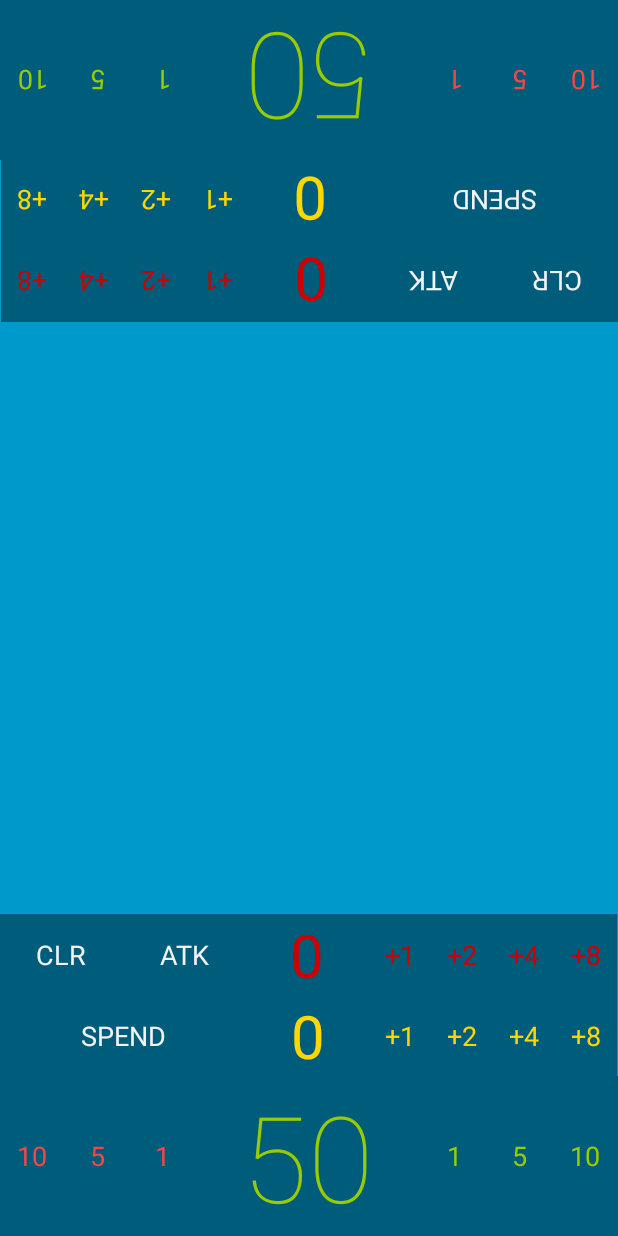
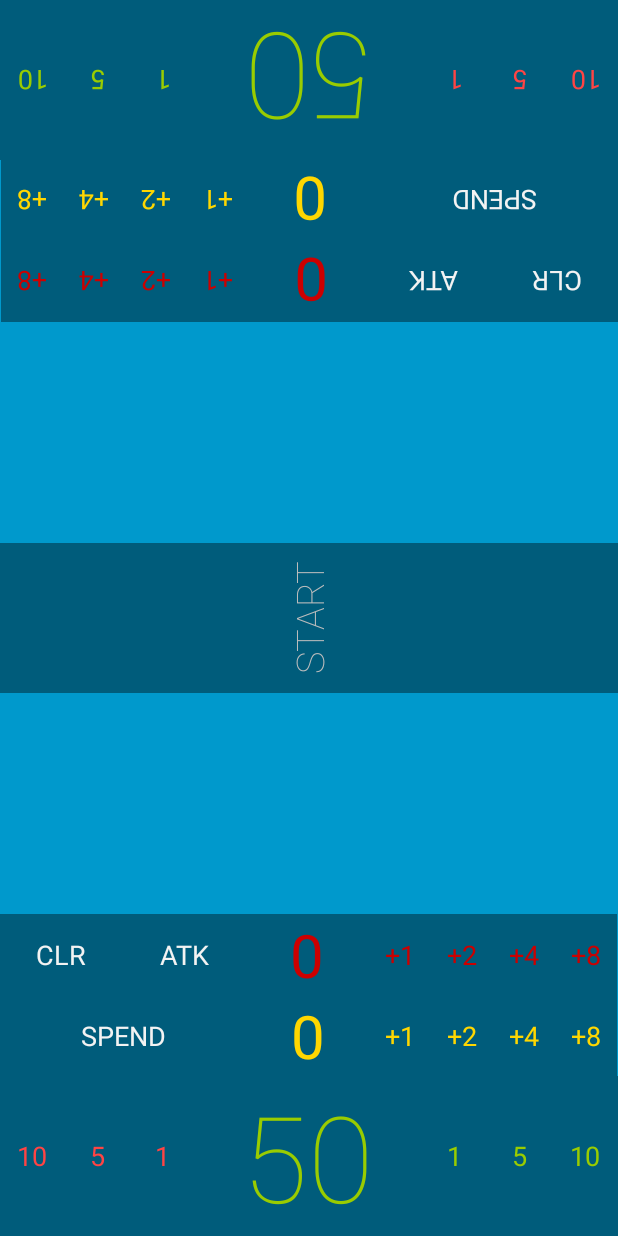
Before and after one commit to Xifax/star-realms-counter, an Android app: the screen it shows after launch (FullscreenActivity), on a phone screen of 412 x 824 dp. Run offline under Robolectric (Android 15) with nearby library versions, the phone set to English and light mode, and no system bars.

Commit message:
Implemented activity log.

```diff
--- a/app/src/main/java/stealth/needle/starrealmscounter/FullscreenActivity.java
+++ b/app/src/main/java/stealth/needle/starrealmscounter/FullscreenActivity.java
@@ -4,8 +4,12 @@ import android.app.Activity;
 import android.media.MediaPlayer;
 import android.os.Bundle;
 import android.view.View;
+import android.widget.ArrayAdapter;
 import android.widget.LinearLayout;
+import android.widget.ListView;
 import android.widget.TextView;
+
+import java.util.ArrayList;
 
 
 /**
@@ -18,6 +22,13 @@ public class FullscreenActivity extends Activity {
      */
     private MediaPlayer laserSound;
     private MediaPlayer coinSound;
+
+    /**
+     * Activity log
+     */
+    private final int MAX_ENTRIES = 8;
+    private ArrayList<String> logArray;
+    private ArrayAdapter logAdapter;
 
     /******************
      * Initialization *
@@ -58,6 +69,13 @@ public class FullscreenActivity extends Activity {
         setAttackListeners(R.id.player1_attack_layout, R.id.player1_attack, R.id.player2_health);
         setAttackListeners(R.id.player2_attack_layout, R.id.player2_attack, R.id.player1_health);
 
+        /* Setup activity log */
+        ListView logView = (ListView) findViewById(R.id.activity_log);
+        logArray = new ArrayList<>();
+        logArray.add("START");
+        logAdapter = new ArrayAdapter(this, R.layout.log_item, logArray);
+        logView.setAdapter(logAdapter);
+
     }
 
     /**************************
@@ -92,6 +110,9 @@ public class FullscreenActivity extends Activity {
      */
     public void applyAttack(int attackField, int defenderInfluence) {
         TextView attack = (TextView)findViewById(attackField);
+        if(attack.getText() == "0")
+            return;
+
         TextView influence = (TextView)findViewById(defenderInfluence);
         int resultingInfluence = Integer.valueOf(influence.getText().toString()) -
                 Integer.valueOf(attack.getText().toString());
@@ -101,6 +122,9 @@ public class FullscreenActivity extends Activity {
 
         // Pew-pew!
         laserSound.start();
+
+        // Update activity
+        updateLog();
     }
 
 
@@ -244,4 +268,20 @@ public class FullscreenActivity extends Activity {
      * Activity listeners and overrides *
      ************************************/
 
+    /**
+     * Update log with current influence
+     */
+    public void updateLog() {
+        String player1HP = ((TextView)findViewById(R.id.player1_health)).getText().toString();
+        String player2HP = ((TextView)findViewById(R.id.player2_health)).getText().toString();
+
+        logArray.add(String.format("%s:%s", player2HP, player1HP));
+        // Remove old entries
+        if(logArray.size() > MAX_ENTRIES) {
+            logArray.remove(0);
+        }
+
+        logAdapter.notifyDataSetChanged();
+    }
+
 }
--- a/app/src/main/res/layout/activity_fullscreen.xml
+++ b/app/src/main/res/layout/activity_fullscreen.xml
@@ -136,8 +136,21 @@
         </LinearLayout> <!-- END Wrapper -->
     </FrameLayout> <!-- END Player 1 -->
 
-    <!-- TODO: Log? -->
-    <!-- TODO: update after another player changed something -->
+    <!-- Log -->
+    <FrameLayout android:layout_width="100dp"
+        android:layout_height="fill_parent"
+        android:rotation="-90"
+        android:layout_centerInParent="true"
+        android:background="@color/black_overlay">
+
+        <ListView
+            android:id="@+id/activity_log"
+            android:layout_gravity="center_vertical"
+            android:layout_width="fill_parent"
+            android:layout_height="wrap_content">
+        </ListView>
+
+    </FrameLayout> <!-- END Log -->
 
     <!-- Player 2 -->
     <FrameLayout android:layout_width="match_parent"
--- /dev/null
+++ b/app/src/main/res/layout/log_item.xml
@@ -0,0 +1,8 @@
+<?xml version="1.0" encoding="utf-8"?>
+<TextView xmlns:android="http://schemas.android.com/apk/res/android"
+    android:id="@android:id/text1"
+    android:gravity="center"
+    android:textSize="25dp"
+    android:fontFamily="sans-serif-thin"
+    android:layout_width="fill_parent"
+    android:layout_height="wrap_content" />
```
